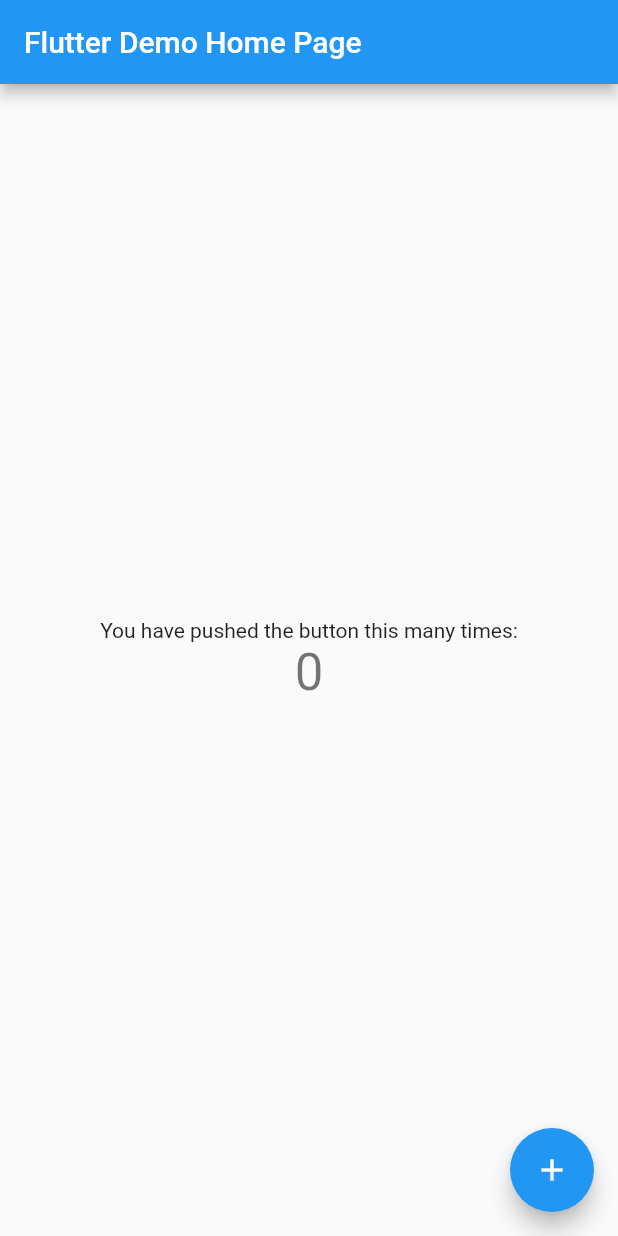
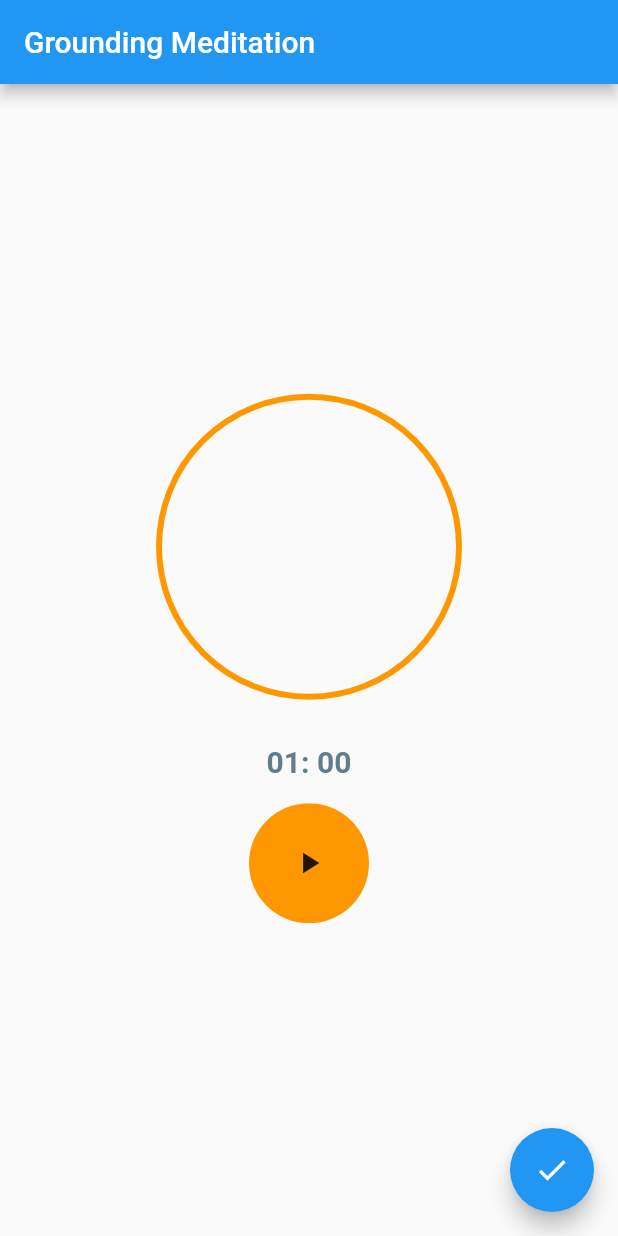
Before and after one commit to valerianaGit/3ThingsFlutter, a Flutter app: the screen it shows after launch, on a phone screen of 412 x 824 dp. Run offline on Flutter 3.47's test engine with Material 2 defaults, Android fonts, the phone set to English and light mode, and no system bars.

Commit message:
create grounding screen with timer

```diff
--- a/lib/main.dart
+++ b/lib/main.dart
@@ -1,4 +1,5 @@
 import 'package:flutter/material.dart';
+import 'screens/grounding_screen.dart';
 
 void main() {
   runApp(MyApp());
@@ -11,103 +12,18 @@
     return MaterialApp(
       title: 'Flutter Demo',
       theme: ThemeData(
-        // This is the theme of your application.
-        //
-        // Try running your application with "flutter run". You'll see the
-        // application has a blue toolbar. Then, without quitting the app, try
-        // changing the primarySwatch below to Colors.green and then invoke
-        // "hot reload" (press "r" in the console where you ran "flutter run",
-        // or simply save your changes to "hot reload" in a Flutter IDE).
-        // Notice that the counter didn't reset back to zero; the application
-        // is not restarted.
         primarySwatch: Colors.blue,
       ),
-      home: MyHomePage(title: 'Flutter Demo Home Page'),
+      home: OtpTimer(), //HomePage(),
     );
   }
 }
 
-class MyHomePage extends StatefulWidget {
-  MyHomePage({Key key, this.title}) : super(key: key);
-
-  // This widget is the home page of your application. It is stateful, meaning
-  // that it has a State object (defined below) that contains fields that affect
-  // how it looks.
-
-  // This class is the configuration for the state. It holds the values (in this
-  // case the title) provided by the parent (in this case the App widget) and
-  // used by the build method of the State. Fields in a Widget subclass are
-  // always marked "final".
-
-  final String title;
-
-  @override
-  _MyHomePageState createState() => _MyHomePageState();
-}
-
-class _MyHomePageState extends State<MyHomePage> {
-  int _counter = 0;
-
-  void _incrementCounter() {
-    setState(() {
-      // This call to setState tells the Flutter framework that something has
-      // changed in this State, which causes it to rerun the build method below
-      // so that the display can reflect the updated values. If we changed
-      // _counter without calling setState(), then the build method would not be
-      // called again, and so nothing would appear to happen.
-      _counter++;
-    });
-  }
-
+class HomePage extends StatelessWidget {
   @override
   Widget build(BuildContext context) {
-    // This method is rerun every time setState is called, for instance as done
-    // by the _incrementCounter method above.
-    //
-    // The Flutter framework has been optimized to make rerunning build methods
-    // fast, so that you can just rebuild anything that needs updating rather
-    // than having to individually change instances of widgets.
-    return Scaffold(
-      appBar: AppBar(
-        // Here we take the value from the MyHomePage object that was created by
-        // the App.build method, and use it to set our appbar title.
-        title: Text(widget.title),
-      ),
-      body: Center(
-        // Center is a layout widget. It takes a single child and positions it
-        // in the middle of the parent.
-        child: Column(
-          // Column is also a layout widget. It takes a list of children and
-          // arranges them vertically. By default, it sizes itself to fit its
-          // children horizontally, and tries to be as tall as its parent.
-          //
-          // Invoke "debug painting" (press "p" in the console, choose the
-          // "Toggle Debug Paint" action from the Flutter Inspector in Android
-          // Studio, or the "Toggle Debug Paint" command in Visual Studio Code)
-          // to see the wireframe for each widget.
-          //
-          // Column has various properties to control how it sizes itself and
-          // how it positions its children. Here we use mainAxisAlignment to
-          // center the children vertically; the main axis here is the vertical
-          // axis because Columns are vertical (the cross axis would be
-          // horizontal).
-          mainAxisAlignment: MainAxisAlignment.center,
-          children: <Widget>[
-            Text(
-              'You have pushed the button this many times:',
-            ),
-            Text(
-              '$_counter',
-              style: Theme.of(context).textTheme.headline4,
-            ),
-          ],
-        ),
-      ),
-      floatingActionButton: FloatingActionButton(
-        onPressed: _incrementCounter,
-        tooltip: 'Increment',
-        child: Icon(Icons.add),
-      ), // This trailing comma makes auto-formatting nicer for build methods.
+    return Container(
+      child: Container(),
     );
   }
 }
--- /dev/null
+++ b/lib/screens/grounding_screen.dart
@@ -0,0 +1,131 @@
+import 'dart:async';
+
+import 'package:flutter/material.dart';
+
+class OtpTimer extends StatefulWidget {
+  @override
+  _OtpTimerState createState() => _OtpTimerState();
+}
+
+class _OtpTimerState extends State<OtpTimer> {
+  final interval = const Duration(seconds: 1);
+
+  final int timerMaxSeconds = 60;
+
+  int currentSeconds = 0;
+  bool startPause = true;
+  String get timerText =>
+      '${((timerMaxSeconds - currentSeconds) ~/ 60).toString().padLeft(2, '0')}: ${((timerMaxSeconds - currentSeconds) % 60).toString().padLeft(2, '0')}';
+  double get timerDouble {
+    double timer = currentSeconds.toDouble() / timerMaxSeconds.toDouble();
+    return timer;
+  }
+
+  String get meditationButtonText {
+    String text;
+    setState(() {
+      if (startPause == false) {
+        text = 'Restart Meditation';
+      } else {
+        text = 'Start Meditation';
+      }
+    });
+    return text;
+  }
+
+  Icon get getIcon {
+    Icon icon;
+    setState(() {
+      if (startPause == false) {
+        icon = Icon(Icons.replay_rounded);
+      } else {
+        icon = Icon(Icons.play_arrow);
+      }
+    });
+    return icon;
+  }
+
+  startTimeout([int milliseconds]) {
+    var duration = interval;
+    startPause = !startPause;
+    print('pause $startPause');
+    Timer.periodic(duration, (timer) {
+      setState(() {
+        if (startPause == false) {
+          // print(timer.tick);
+          currentSeconds = timer.tick;
+          if (timer.tick >= timerMaxSeconds) timer.cancel();
+        } else {
+          currentSeconds = 0;
+          timer.cancel();
+        }
+      });
+    });
+  }
+
+  @override
+  void initState() {
+    super.initState();
+  }
+
+  @override
+  Widget build(BuildContext context) {
+    return Scaffold(
+      appBar: AppBar(
+        title: Text('Grounding Meditation'),
+      ),
+      body: SafeArea(
+        child: Center(
+          child: Column(
+            mainAxisAlignment: MainAxisAlignment.center,
+            children: [
+              SizedBox(
+                height: 200.0,
+                width: 200.0,
+                child: CircularProgressIndicator(
+                  backgroundColor: Colors.orange,
+                  //valueColor: Colors.orange,
+                  value: timerDouble,
+                  semanticsLabel: timerText,
+                ),
+              ),
+              SizedBox(
+                height: 32.0,
+              ),
+              Text(
+                timerText,
+                style: TextStyle(
+                    fontSize: 20.0,
+                    fontWeight: FontWeight.bold,
+                    color: Colors.blueGrey),
+              ),
+              SizedBox(
+                height: 16.0,
+              ),
+              ClipOval(
+                child: Material(
+                  color: Colors.orange, // button color
+                  child: InkWell(
+                    splashColor: Colors.yellow, // inkwell color
+                    child: SizedBox(width: 80.0, height: 80.0, child: getIcon),
+                    onTap: () {
+                      startTimeout();
+                    },
+                  ),
+                ),
+              )
+            ],
+          ),
+        ),
+      ),
+      floatingActionButton: FloatingActionButton(
+        onPressed: () {
+          //TODO: - CHANGE TO THE ROUTE TO MAIN HOMEPAGE
+          startTimeout();
+        },
+        tooltip: 'Done Editing',
+        child: const Icon(Icons.check),
+      ),
+    );
+  }
+}
```
Also changed, not shown: lib/utilities/constants.dart (added), lib/utilities/strings.dart (added).
